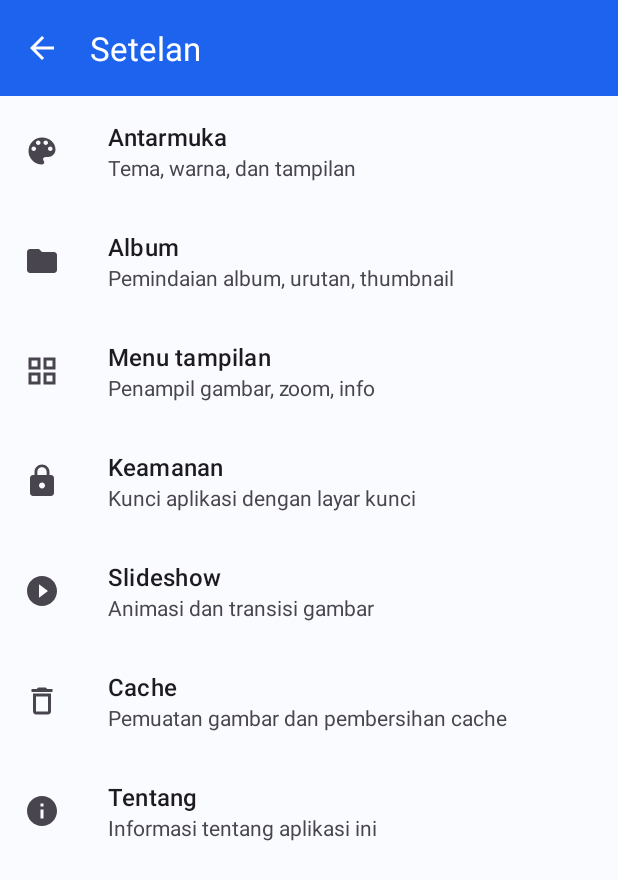
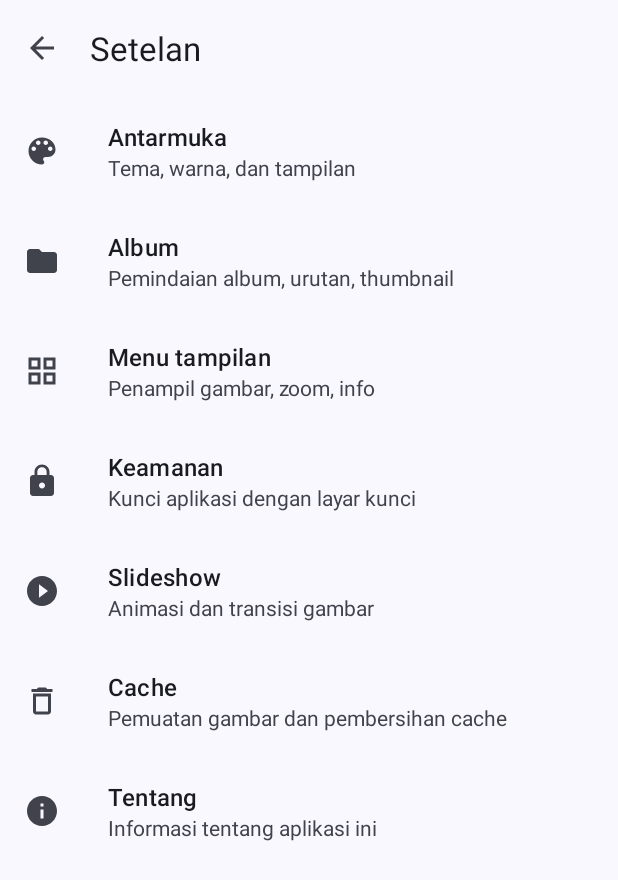
Before and after one commit to nexidgame/NexPic, an Android app: the screen it shows after launch (SettingsActivity), in the options menu, after a tap on "Setelan", on a phone screen of 412 x 824 dp. Shown: the top 880 px of the screen. Run offline under Robolectric (Android 15) with nearby library versions, the phone set to English and light mode, and no system bars; our stand-ins replace androidx.preference.

Commit message:
Add files via upload

```diff
--- a/app/src/main/java/com/nex/pic/App.kt
+++ b/app/src/main/java/com/nex/pic/App.kt
@@ -25,7 +25,7 @@ class App : Application() {
     private fun applyNight() {
         AppCompatDelegate.setDefaultNightMode(
             when (Prefs.themeMode) {
-                "light" -> AppCompatDelegate.MODE_NIGHT_NO
+                "light", "blue" -> AppCompatDelegate.MODE_NIGHT_NO
                 "dark" -> AppCompatDelegate.MODE_NIGHT_YES
                 else -> AppCompatDelegate.MODE_NIGHT_FOLLOW_SYSTEM
             }
--- a/app/src/main/java/com/nex/pic/BaseActivity.kt
+++ b/app/src/main/java/com/nex/pic/BaseActivity.kt
@@ -32,7 +32,6 @@ object Session { var unlockedAt = -1L }
 abstract class BaseActivity : AppCompatActivity() {
 
     private var themeVer = 0
-    protected var isNight = false
 
     override fun onCreate(savedInstanceState: Bundle?) {
         themeVer = ThemeState.version
@@ -47,6 +46,11 @@ abstract class BaseActivity : AppCompatActivity() {
     }
 
     private fun applyNexTheme() {
+        if (Prefs.themeMode == "blue") {
+            theme.applyStyle(R.style.ThemeOverlay_NexPic_Blue, true)
+            theme.applyStyle(R.style.ThemeOverlay_NexPic_BlueMode, true)
+            return
+        }
         if (Prefs.dynamic && DynamicColors.isDynamicColorAvailable()) {
             DynamicColors.applyToActivityIfAvailable(this)
         } else {
@@ -65,21 +69,19 @@ abstract class BaseActivity : AppCompatActivity() {
             "light" -> false
             else -> (resources.configuration.uiMode and Configuration.UI_MODE_NIGHT_MASK) == Configuration.UI_MODE_NIGHT_YES
         }
-        isNight = night
         if (night && Prefs.amoled) theme.applyStyle(R.style.ThemeOverlay_NexPic_Amoled, true)
     }
 
     /** Bilah atas melayang di atas daftar; daftar diberi padding setinggi bilah + inset sistem/cutout. */
     protected fun setupBars(appBar: View, list: View) {
-        // bilah atas berwarna biru (warna utama tema) dengan ikon & judul putih
-        val bar = MaterialColors.getColor(
+        val blue = Prefs.themeMode == "blue"
+        val surface = MaterialColors.getColor(
             appBar,
-            if (isNight) com.google.android.material.R.attr.colorPrimaryContainer else com.google.android.material.R.attr.colorPrimary
+            if (blue) com.google.android.material.R.attr.colorPrimary else com.google.android.material.R.attr.colorSurface
         )
-        appBar.setBackgroundColor(if (Prefs.translucent) ColorUtils.setAlphaComponent(bar, 0xE6) else bar)
-        (appBar as? ViewGroup)?.let { g ->
+        appBar.setBackgroundColor(if (Prefs.translucent) ColorUtils.setAlphaComponent(surface, 0xCC) else surface)
+        if (blue) (appBar as? ViewGroup)?.let { g ->
             val tb = (0 until g.childCount).map { g.getChildAt(it) }.filterIsInstance<MaterialToolbar>().firstOrNull()
-            // menu diisi setelah setupBars; tint dijalankan sesudah onCreate selesai
             if (tb != null) g.post { tintBar(tb) }
         }
         (list as? ViewGroup)?.clipToPadding = false
@@ -96,8 +98,9 @@ abstract class BaseActivity : AppCompatActivity() {
         appBar.addOnLayoutChangeListener { _, _, t, _, b, _, ot, _, ob -> if (b - t != ob - ot) apply() }
     }
 
-    /** Judul, ikon navigasi, ikon menu, dan ikon titik tiga dibuat putih agar kontras di atas bilah biru. */
+    /** Hanya tema Biru: judul & ikon bilah atas putih di atas latar biru. */
     protected fun tintBar(t: MaterialToolbar) {
+        if (Prefs.themeMode != "blue") return
         val white = ColorStateList.valueOf(Color.WHITE)
         t.setTitleTextColor(Color.WHITE)
         t.setNavigationIconTint(Color.WHITE)
--- a/app/src/main/java/com/nex/pic/Prefs.kt
+++ b/app/src/main/java/com/nex/pic/Prefs.kt
@@ -13,7 +13,7 @@ object Prefs {
 
     val themeMode: String get() = sp.getString("theme_mode", "system") ?: "system"
     val amoled: Boolean get() = sp.getBoolean("amoled", false)
-    val dynamic: Boolean get() = sp.getBoolean("dynamic_color", false)
+    val dynamic: Boolean get() = sp.getBoolean("dynamic_color", true)
     val palette: String get() = sp.getString("palette", "blue") ?: "blue"
     val translucent: Boolean get() = sp.getBoolean("translucent", false)
     val lock: Boolean get() = sp.getBoolean("lock_app", false)
--- a/app/src/main/res/layout/item_tile.xml
+++ b/app/src/main/res/layout/item_tile.xml
@@ -57,7 +57,7 @@
         android:id="@+id/selOverlay"
         android:layout_width="match_parent"
         android:layout_height="match_parent"
-        android:background="#661D63ED"
+        android:background="#552F6FED"
         android:visibility="gone" />
 
     <ImageView
--- a/app/src/main/res/values-night/colors.xml
+++ b/app/src/main/res/values-night/colors.xml
@@ -1,4 +1,4 @@
 <?xml version="1.0" encoding="utf-8"?>
 <resources>
-    <color name="splash_bg">#FF0F1320</color>
+    <color name="splash_bg">#FF111318</color>
 </resources>
--- a/app/src/main/res/values-night/palettes.xml
+++ b/app/src/main/res/values-night/palettes.xml
@@ -1,13 +1,13 @@
 <?xml version="1.0" encoding="utf-8"?>
 <resources>
     <style name="ThemeOverlay.NexPic.Blue" parent="">
-        <item name="colorPrimary">#7DA8FF</item>
-        <item name="colorOnPrimary">#002A78</item>
-        <item name="colorPrimaryContainer">#1558D6</item>
-        <item name="colorOnPrimaryContainer">#E1EAFF</item>
-        <item name="colorSecondaryContainer">#1E3F8F</item>
-        <item name="colorOnSecondaryContainer">#D6E2FF</item>
-        <item name="colorSecondary">#7DA8FF</item>
+        <item name="colorPrimary">#A8C7FA</item>
+        <item name="colorOnPrimary">#062E6F</item>
+        <item name="colorPrimaryContainer">#0842A0</item>
+        <item name="colorOnPrimaryContainer">#D3E3FD</item>
+        <item name="colorSecondaryContainer">#3C4A62</item>
+        <item name="colorOnSecondaryContainer">#DAE2F9</item>
+        <item name="colorSecondary">#A8C7FA</item>
     </style>
     <style name="ThemeOverlay.NexPic.Teal" parent="">
         <item name="colorPrimary">#82D5C4</item>
--- a/app/src/main/res/values-night/themes.xml
+++ b/app/src/main/res/values-night/themes.xml
@@ -6,16 +6,16 @@
         <item name="android:navigationBarColor">@android:color/transparent</item>
         <item name="android:enforceNavigationBarContrast">false</item>
         <item name="android:enforceStatusBarContrast">false</item>
-        <item name="colorSurface">#0F1320</item>
-        <item name="android:colorBackground">#0F1320</item>
+        <item name="colorSurface">#111318</item>
+        <item name="android:colorBackground">#111318</item>
         <item name="colorOnSurface">#E2E2E9</item>
         <item name="colorSurfaceVariant">#44474F</item>
         <item name="colorOnSurfaceVariant">#C4C6D0</item>
         <item name="colorOutline">#8E9099</item>
-        <item name="colorSurfaceContainerLowest">#0A0D17</item>
-        <item name="colorSurfaceContainerLow">#151A28</item>
-        <item name="colorSurfaceContainer">#1A2030</item>
-        <item name="colorSurfaceContainerHigh">#242B3D</item>
-        <item name="colorSurfaceContainerHighest">#2F364A</item>
+        <item name="colorSurfaceContainerLowest">#0C0E13</item>
+        <item name="colorSurfaceContainerLow">#191C20</item>
+        <item name="colorSurfaceContainer">#1D2024</item>
+        <item name="colorSurfaceContainerHigh">#282A2F</item>
+        <item name="colorSurfaceContainerHighest">#33353A</item>
     </style>
 </resources>
--- a/app/src/main/res/values/arrays.xml
+++ b/app/src/main/res/values/arrays.xml
@@ -1,7 +1,7 @@
 <?xml version="1.0" encoding="utf-8"?>
 <resources>
-    <string-array name="theme_entries"><item>Ikuti sistem</item><item>Terang</item><item>Gelap</item></string-array>
-    <string-array name="theme_values"><item>system</item><item>light</item><item>dark</item></string-array>
+    <string-array name="theme_entries"><item>Ikuti sistem</item><item>Terang</item><item>Gelap</item><item>Biru</item></string-array>
+    <string-array name="theme_values"><item>system</item><item>light</item><item>dark</item><item>blue</item></string-array>
     <string-array name="palette_entries"><item>Biru</item><item>Hijau tosca</item><item>Ungu</item><item>Mawar</item><item>Jingga</item></string-array>
     <string-array name="palette_values"><item>blue</item><item>teal</item><item>purple</item><item>rose</item><item>orange</item></string-array>
     <string-array name="thumb_entries"><item>Kecil</item><item>Sedang</item><item>Besar</item></string-array>
--- a/app/src/main/res/values/colors.xml
+++ b/app/src/main/res/values/colors.xml
@@ -2,6 +2,6 @@
 <resources>
     <color name="white">#FFFFFFFF</color>
     <color name="black">#FF000000</color>
-    <color name="ic_launcher_background">#FF1D63ED</color>
+    <color name="ic_launcher_background">#FF2F6FED</color>
     <color name="splash_bg">#FFFFFFFF</color>
 </resources>
--- a/app/src/main/res/values/palettes.xml
+++ b/app/src/main/res/values/palettes.xml
@@ -1,13 +1,13 @@
 <?xml version="1.0" encoding="utf-8"?>
 <resources>
     <style name="ThemeOverlay.NexPic.Blue" parent="">
-        <item name="colorPrimary">#1D63ED</item>
+        <item name="colorPrimary">#0B57D0</item>
         <item name="colorOnPrimary">#FFFFFF</item>
-        <item name="colorPrimaryContainer">#B6CEFF</item>
-        <item name="colorOnPrimaryContainer">#001A4D</item>
-        <item name="colorSecondaryContainer">#C3D6FF</item>
-        <item name="colorOnSecondaryContainer">#0A1F52</item>
-        <item name="colorSecondary">#1D63ED</item>
+        <item name="colorPrimaryContainer">#D3E3FD</item>
+        <item name="colorOnPrimaryContainer">#041E49</item>
+        <item name="colorSecondaryContainer">#DDE3F0</item>
+        <item name="colorOnSecondaryContainer">#151C2B</item>
+        <item name="colorSecondary">#0B57D0</item>
     </style>
     <style name="ThemeOverlay.NexPic.Teal" parent="">
         <item name="colorPrimary">#006B5E</item>
--- a/app/src/main/res/values/themes.xml
+++ b/app/src/main/res/values/themes.xml
@@ -6,13 +6,30 @@
         <item name="android:navigationBarColor">@android:color/transparent</item>
         <item name="android:enforceNavigationBarContrast">false</item>
         <item name="android:enforceStatusBarContrast">false</item>
-        <item name="colorSurface">#F9FBFF</item>
-        <item name="android:colorBackground">#F9FBFF</item>
+        <item name="colorSurface">#FBFCFF</item>
+        <item name="android:colorBackground">#FBFCFF</item>
         <item name="colorOnSurface">#1A1C1E</item>
         <item name="colorSurfaceVariant">#E1E2EC</item>
         <item name="colorOnSurfaceVariant">#44474F</item>
         <item name="colorOutline">#74777F</item>
         <item name="colorSurfaceContainerLowest">#FFFFFF</item>
+        <item name="colorSurfaceContainerLow">#F3F4F9</item>
+        <item name="colorSurfaceContainer">#EDEEF3</item>
+        <item name="colorSurfaceContainerHigh">#E7E8EE</item>
+        <item name="colorSurfaceContainerHighest">#E1E2E8</item>
+    </style>
+
+    <!-- Tema "Biru": biru modern pekat, bilah atas biru. Dipilih di Pengaturan > Tema. -->
+    <style name="ThemeOverlay.NexPic.BlueMode" parent="">
+        <item name="colorPrimary">#1D63ED</item>
+        <item name="colorOnPrimary">#FFFFFF</item>
+        <item name="colorPrimaryContainer">#B6CEFF</item>
+        <item name="colorOnPrimaryContainer">#001A4D</item>
+        <item name="colorSecondary">#1D63ED</item>
+        <item name="colorSecondaryContainer">#C3D6FF</item>
+        <item name="colorOnSecondaryContainer">#0A1F52</item>
+        <item name="colorSurface">#F9FBFF</item>
+        <item name="android:colorBackground">#F9FBFF</item>
         <item name="colorSurfaceContainerLow">#EFF4FF</item>
         <item name="colorSurfaceContainer">#E7EEFF</item>
         <item name="colorSurfaceContainerHigh">#DEE8FF</item>
--- a/app/src/main/res/xml/pref_ui.xml
+++ b/app/src/main/res/xml/pref_ui.xml
@@ -3,7 +3,7 @@
     <PreferenceCategory android:title="@string/cat_appearance" app:iconSpaceReserved="false">
         <ListPreference android:key="theme_mode" android:title="@string/theme" android:entries="@array/theme_entries" android:entryValues="@array/theme_values" android:defaultValue="system" app:iconSpaceReserved="false" app:useSimpleSummaryProvider="true" />
         <SwitchPreferenceCompat android:key="amoled" android:title="@string/amoled" android:summary="@string/amoled_sum" android:defaultValue="false" app:iconSpaceReserved="false" />
-        <SwitchPreferenceCompat android:key="dynamic_color" android:title="@string/dynamic" android:summary="@string/dynamic_sum" android:defaultValue="false" app:iconSpaceReserved="false" />
+        <SwitchPreferenceCompat android:key="dynamic_color" android:title="@string/dynamic" android:summary="@string/dynamic_sum" android:defaultValue="true" app:iconSpaceReserved="false" />
         <ListPreference android:key="palette" android:title="@string/palette" android:entries="@array/palette_entries" android:entryValues="@array/palette_values" android:defaultValue="blue" app:iconSpaceReserved="false" app:useSimpleSummaryProvider="true" />
         <SwitchPreferenceCompat android:key="translucent" android:title="@string/translucent" android:summary="@string/translucent_sum" android:defaultValue="false" app:iconSpaceReserved="false" />
     </PreferenceCategory>
```
